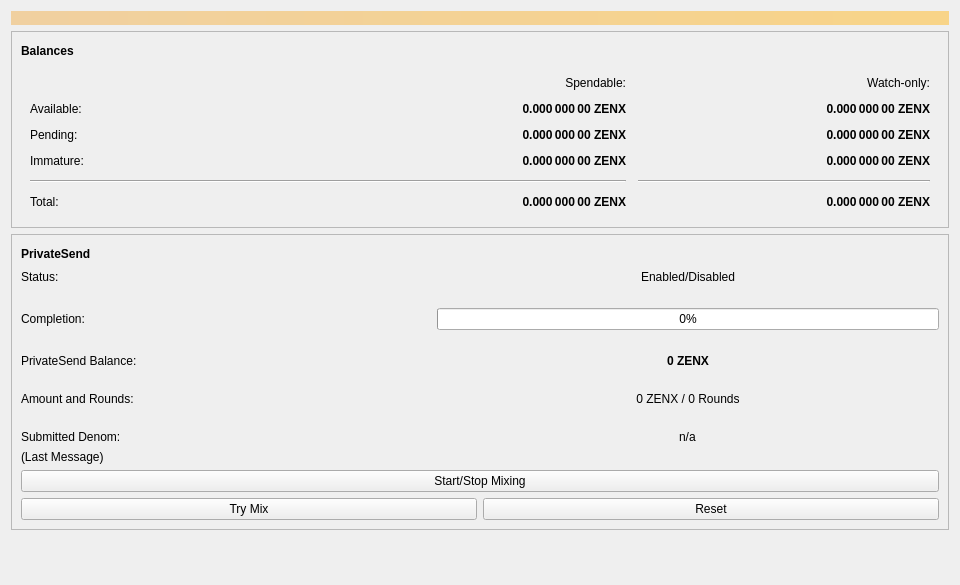
Before: the Qt Designer form src/qt/forms/privatesend.ui in zentoshi/zentoshi, drawn with Qt 5.
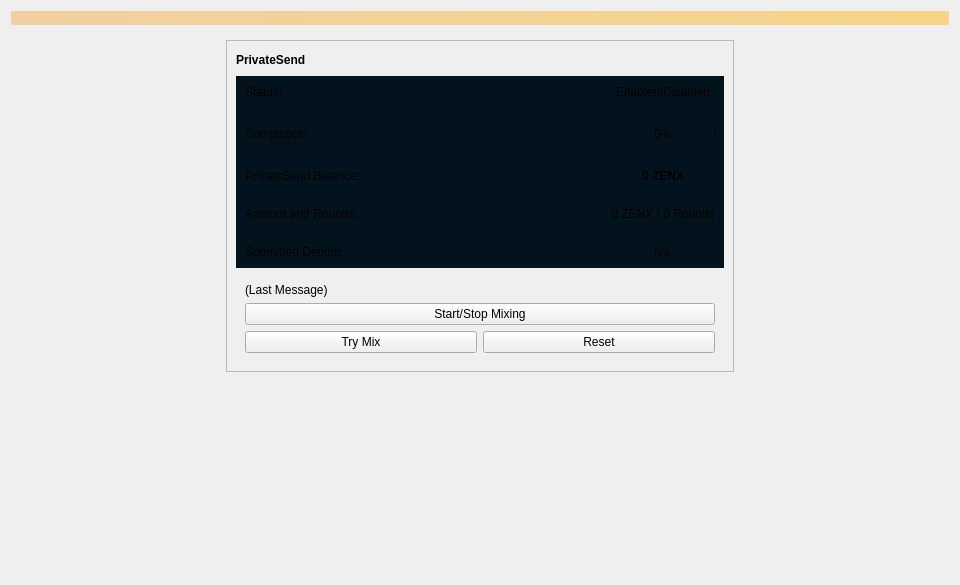
After: the same form once the commit is applied.

Commit message: Correct errors on privatesend/debug console pages.

What changed in the file:
```diff
--- a/src/qt/forms/privatesend.ui
+++ b/src/qt/forms/privatesend.ui
@@ -40,339 +40,18 @@
     </widget>
    </item>
    <item>
-    <layout class="QHBoxLayout" name="horizontalLayout" stretch="1">
+    <layout class="QHBoxLayout" name="horizontalLayout" stretch="0">
      <item>
+      <widget class="QWidget" name="overallWidget" native="true">
       <layout class="QVBoxLayout" name="verticalLayout_2">
-       <item>
-        <widget class="QFrame" name="frame">
-         <property name="frameShape">
-          <enum>QFrame::StyledPanel</enum>
-         </property>
-         <property name="frameShadow">
-          <enum>QFrame::Raised</enum>
-         </property>
-         <layout class="QVBoxLayout" name="verticalLayout_4">
-          <item>
-           <layout class="QHBoxLayout" name="horizontalLayout_4">
-            <item>
-             <widget class="QLabel" name="label_5">
-              <property name="font">
-               <font>
-                <weight>75</weight>
-                <bold>true</bold>
-               </font>
-              </property>
-              <property name="text">
-               <string>Balances</string>
-              </property>
-             </widget>
-            </item>
-            <item>
-             <spacer name="horizontalSpacer_3">
-              <property name="orientation">
-               <enum>Qt::Horizontal</enum>
-              </property>
-              <property name="sizeHint" stdset="0">
-               <size>
-                <width>40</width>
-                <height>20</height>
-               </size>
-              </property>
-             </spacer>
-            </item>
-           </layout>
-          </item>
-          <item>
-           <widget class="QFrame" name="frame">
-            <layout class="QGridLayout" name="gridLayout">
-             <property name="spacing">
-              <number>12</number>
-             </property>
-             <item row="3" column="1">
-              <widget class="QLabel" name="labelImmature">
-               <property name="font">
-                <font>
-                 <weight>75</weight>
-                 <bold>true</bold>
-                </font>
-               </property>
-               <property name="cursor">
-                <cursorShape>IBeamCursor</cursorShape>
-               </property>
-               <property name="toolTip">
-                <string>Mined balance that has not yet matured</string>
-               </property>
-               <property name="text">
-                <string notr="true">0.000 000 00 ZENX</string>
-               </property>
-               <property name="alignment">
-                <set>Qt::AlignRight|Qt::AlignTrailing|Qt::AlignVCenter</set>
-               </property>
-               <property name="textInteractionFlags">
-                <set>Qt::LinksAccessibleByMouse|Qt::TextSelectableByKeyboard|Qt::TextSelectableByMouse</set>
-               </property>
-              </widget>
-             </item>
-             <item row="2" column="0">
-              <widget class="QLabel" name="labelPendingText">
-               <property name="text">
-                <string>Pending:</string>
-               </property>
-              </widget>
-             </item>
-             <item row="5" column="2">
-              <widget class="QLabel" name="labelWatchTotal">
-               <property name="font">
-                <font>
-                 <weight>75</weight>
-                 <bold>true</bold>
-                </font>
-               </property>
-               <property name="cursor">
-                <cursorShape>IBeamCursor</cursorShape>
-               </property>
-               <property name="toolTip">
-                <string>Current total balance in watch-only addresses</string>
-               </property>
-               <property name="text">
-                <string notr="true">0.000 000 00 ZENX</string>
-               </property>
-               <property name="alignment">
-                <set>Qt::AlignRight|Qt::AlignTrailing|Qt::AlignVCenter</set>
-               </property>
-               <property name="textInteractionFlags">
-                <set>Qt::LinksAccessibleByMouse|Qt::TextSelectableByKeyboard|Qt::TextSelectableByMouse</set>
-               </property>
-              </widget>
-             </item>
-             <item row="5" column="0">
-              <widget class="QLabel" name="labelTotalText">
-               <property name="text">
-                <string>Total:</string>
-               </property>
-              </widget>
-             </item>
-             <item row="0" column="1">
-              <widget class="QLabel" name="labelSpendable">
-               <property name="text">
-                <string>Spendable:</string>
-               </property>
-               <property name="alignment">
-                <set>Qt::AlignRight|Qt::AlignTrailing|Qt::AlignVCenter</set>
-               </property>
-              </widget>
-             </item>
-             <item row="3" column="2">
-              <widget class="QLabel" name="labelWatchImmature">
-               <property name="font">
-                <font>
-                 <weight>75</weight>
-                 <bold>true</bold>
-                </font>
-               </property>
-               <property name="cursor">
-                <cursorShape>IBeamCursor</cursorShape>
-               </property>
-               <property name="toolTip">
-                <string>Mined balance in watch-only addresses that has not yet matured</string>
-               </property>
-               <property name="text">
-                <string notr="true">0.000 000 00 ZENX</string>
-               </property>
-               <property name="alignment">
-                <set>Qt::AlignRight|Qt::AlignTrailing|Qt::AlignVCenter</set>
-               </property>
-               <property name="textInteractionFlags">
-                <set>Qt::LinksAccessibleByMouse|Qt::TextSelectableByKeyboard|Qt::TextSelectableByMouse</set>
-               </property>
-              </widget>
-             </item>
-             <item row="2" column="2">
-              <widget class="QLabel" name="labelWatchPending">
-               <property name="font">
-                <font>
-                 <weight>75</weight>
-                 <bold>true</bold>
-                </font>
-               </property>
-               <property name="cursor">
-                <cursorShape>IBeamCursor</cursorShape>
-               </property>
-               <property name="toolTip">
-                <string>Unconfirmed transactions to watch-only addresses</string>
-               </property>
-               <property name="text">
-                <string notr="true">0.000 000 00 ZENX</string>
-               </property>
-               <property name="alignment">
-                <set>Qt::AlignRight|Qt::AlignTrailing|Qt::AlignVCenter</set>
-               </property>
-               <property name="textInteractionFlags">
-                <set>Qt::LinksAccessibleByMouse|Qt::TextSelectableByKeyboard|Qt::TextSelectableByMouse</set>
-               </property>
-              </widget>
-             </item>
-             <item row="2" column="1">
-              <widget class="QLabel" name="labelUnconfirmed">
-               <property name="font">
-                <font>
-                 <weight>75</weight>
-                 <bold>true</bold>
-                </font>
-               </property>
-               <property name="cursor">
-                <cursorShape>IBeamCursor</cursorShape>
-               </property>
-               <property name="toolTip">
-                <string>Total of transactions that have yet to be confirmed, and do not yet count toward the spendable balance</string>
-               </property>
-               <property name="text">
-                <string notr="true">0.000 000 00 ZENX</string>
-               </property>
-               <property name="alignment">
-                <set>Qt::AlignRight|Qt::AlignTrailing|Qt::AlignVCenter</set>
-               </property>
-               <property name="textInteractionFlags">
-                <set>Qt::LinksAccessibleByMouse|Qt::TextSelectableByKeyboard|Qt::TextSelectableByMouse</set>
-               </property>
-              </widget>
-             </item>
-             <item row="3" column="0">
-              <widget class="QLabel" name="labelImmatureText">
-               <property name="text">
-                <string>Immature:</string>
-               </property>
-              </widget>
-             </item>
-             <item row="1" column="2">
-              <widget class="QLabel" name="labelWatchAvailable">
-               <property name="font">
-                <font>
-                 <weight>75</weight>
-                 <bold>true</bold>
-                </font>
-               </property>
-               <property name="cursor">
-                <cursorShape>IBeamCursor</cursorShape>
-               </property>
-               <property name="toolTip">
-                <string>Your current balance in watch-only addresses</string>
-               </property>
-               <property name="text">
-                <string notr="true">0.000 000 00 ZENX</string>
-               </property>
-               <property name="alignment">
-                <set>Qt::AlignRight|Qt::AlignTrailing|Qt::AlignVCenter</set>
-               </property>
-               <property name="textInteractionFlags">
-                <set>Qt::LinksAccessibleByMouse|Qt::TextSelectableByKeyboard|Qt::TextSelectableByMouse</set>
-               </property>
-              </widget>
-             </item>
-             <item row="5" column="1">
-              <widget class="QLabel" name="labelTotal">
-               <property name="font">
-                <font>
-                 <weight>75</weight>
-                 <bold>true</bold>
-                </font>
-               </property>
-               <property name="cursor">
-                <cursorShape>IBeamCursor</cursorShape>
-               </property>
-               <property name="toolTip">
-                <string>Your current total balance</string>
-               </property>
-               <property name="text">
-                <string notr="true">0.000 000 00 ZENX</string>
-               </property>
-               <property name="alignment">
-                <set>Qt::AlignRight|Qt::AlignTrailing|Qt::AlignVCenter</set>
-               </property>
-               <property name="textInteractionFlags">
-                <set>Qt::LinksAccessibleByMouse|Qt::TextSelectableByKeyboard|Qt::TextSelectableByMouse</set>
-               </property>
-              </widget>
-             </item>
-             <item row="4" column="2">
-              <widget class="Line" name="lineWatchBalance">
-               <property name="sizePolicy">
-                <sizepolicy hsizetype="Preferred" vsizetype="Fixed">
-                 <horstretch>0</horstretch>
-                 <verstretch>0</verstretch>
-                </sizepolicy>
-               </property>
-               <property name="minimumSize">
-                <size>
-                 <width>140</width>
-                 <height>0</height>
-                </size>
-               </property>
-               <property name="orientation">
-                <enum>Qt::Horizontal</enum>
-               </property>
-              </widget>
-             </item>
-             <item row="1" column="0">
-              <widget class="QLabel" name="labelBalanceText">
-               <property name="text">
-                <string>Available:</string>
-               </property>
-              </widget>
-             </item>
-             <item row="1" column="1">
-              <widget class="QLabel" name="labelBalance">
-               <property name="font">
-                <font>
-                 <weight>75</weight>
-                 <bold>true</bold>
-                </font>
-               </property>
-               <property name="cursor">
-                <cursorShape>IBeamCursor</cursorShape>
-               </property>
-               <property name="toolTip">
-                <string>Your current spendable balance</string>
-               </property>
-               <property name="text">
-                <string notr="true">0.000 000 00 ZENX</string>
-               </property>
-               <property name="alignment">
-                <set>Qt::AlignRight|Qt::AlignTrailing|Qt::AlignVCenter</set>
-               </property>
-               <property name="textInteractionFlags">
-                <set>Qt::LinksAccessibleByMouse|Qt::TextSelectableByKeyboard|Qt::TextSelectableByMouse</set>
-               </property>
-              </widget>
-             </item>
-             <item row="4" column="0" colspan="2">
-              <widget class="Line" name="lineSpendableBalance">
-               <property name="orientation">
-                <enum>Qt::Horizontal</enum>
-               </property>
-              </widget>
-             </item>
-             <item row="0" column="2">
-              <widget class="QLabel" name="labelWatchonly">
-               <property name="text">
-                <string>Watch-only:</string>
-               </property>
-               <property name="alignment">
-                <set>Qt::AlignRight|Qt::AlignTrailing|Qt::AlignVCenter</set>
-               </property>
-              </widget>
-             </item>
-            </layout>
-           </widget>
-          </item>
-         </layout>
-        </widget>
-       </item>
-       <item>
+        <item alignment="Qt::AlignHCenter">
         <widget class="QFrame" name="framePrivateSend">
          <property name="layoutDirection">
           <enum>Qt::LeftToRight</enum>
          </property>
+          <property name="styleSheet">
+           <string notr="true"/>
+          </property>
          <property name="frameShape">
           <enum>QFrame::StyledPanel</enum>
          </property>
@@ -410,13 +89,91 @@
             </item>
            </layout>
           </item>
+           <item row="2" column="0">
+            <widget class="QFrame" name="frame2">
+             <layout class="QVBoxLayout" name="VerticalLayout_PS">
+              <property name="sizeConstraint">
+               <enum>QLayout::SetDefaultConstraint</enum>
+              </property>
+              <item>
+               <widget class="QLabel" name="labelPrivateSendLastMessage">
+                <property name="text">
+                 <string>(Last Message)</string>
+                </property>
+                <property name="alignment">
+                 <set>Qt::AlignLeading|Qt::AlignLeft|Qt::AlignTop</set>
+                </property>
+                <property name="wordWrap">
+                 <bool>true</bool>
+                </property>
+               </widget>
+              </item>
+              <item>
+               <widget class="QPushButton" name="togglePrivateSend">
+                <property name="sizePolicy">
+                 <sizepolicy hsizetype="MinimumExpanding" vsizetype="Fixed">
+                  <horstretch>0</horstretch>
+                  <verstretch>0</verstretch>
+                 </sizepolicy>
+                </property>
+                <property name="text">
+                 <string>Start/Stop Mixing</string>
+                </property>
+               </widget>
+              </item>
+              <item>
+               <layout class="QHBoxLayout" name="horizontalLayout_debugbuttons">
+                <item>
+                 <widget class="QPushButton" name="privateSendAuto">
+                  <property name="sizePolicy">
+                   <sizepolicy hsizetype="MinimumExpanding" vsizetype="Fixed">
+                    <horstretch>0</horstretch>
+                    <verstretch>0</verstretch>
+                   </sizepolicy>
+                  </property>
+                  <property name="toolTip">
+                   <string>Try to manually submit a PrivateSend request.</string>
+                  </property>
+                  <property name="text">
+                   <string>Try Mix</string>
+                  </property>
+                 </widget>
+                </item>
+                <item>
+                 <widget class="QPushButton" name="privateSendReset">
+                  <property name="sizePolicy">
+                   <sizepolicy hsizetype="MinimumExpanding" vsizetype="Fixed">
+                    <horstretch>0</horstretch>
+                    <verstretch>0</verstretch>
+                   </sizepolicy>
+                  </property>
+                  <property name="toolTip">
+                   <string>Reset the current status of PrivateSend (can interrupt PrivateSend if it's in the process of Mixing, which can cost you money!)</string>
+                  </property>
+                  <property name="autoFillBackground">
+                   <bool>false</bool>
+                  </property>
+                  <property name="text">
+                   <string>Reset</string>
+                  </property>
+                 </widget>
+                </item>
+               </layout>
+              </item>
+             </layout>
+            </widget>
+           </item>
           <item row="1" column="0">
+            <widget class="QFrame" name="">
+             <property name="styleSheet">
+              <string notr="true">background-color: rgb(3, 19, 30);</string>
+             </property>
            <layout class="QGridLayout" name="gridLayout_3">
             <property name="sizeConstraint">
              <enum>QLayout::SetMaximumSize</enum>
             </property>
             <property name="horizontalSpacing">
-             <number>300</number>
+               <number>250</number>
             </property>
             <property name="verticalSpacing">
              <number>24</number>
@@ -501,6 +258,12 @@
             </item>
             <item row="1" column="1">
              <widget class="QProgressBar" name="privateSendProgress">
+                <property name="minimumSize">
+                 <size>
+                  <width>0</width>
+                  <height>0</height>
+                 </size>
+                </property>
               <property name="maximumSize">
                <size>
                 <width>600</width>
@@ -543,81 +306,15 @@
              </widget>
             </item>
            </layout>
-          </item>
-          <item row="2" column="0">
-           <layout class="QVBoxLayout" name="VerticalLayout_PS">
-            <property name="sizeConstraint">
-             <enum>QLayout::SetDefaultConstraint</enum>
-            </property>
-            <item>
-             <widget class="QLabel" name="labelPrivateSendLastMessage">
-              <property name="text">
-               <string>(Last Message)</string>
-              </property>
-              <property name="alignment">
-               <set>Qt::AlignLeading|Qt::AlignLeft|Qt::AlignTop</set>
-              </property>
-              <property name="wordWrap">
-               <bool>true</bool>
-              </property>
-             </widget>
-            </item>
-            <item>
-             <widget class="QPushButton" name="togglePrivateSend">
-              <property name="sizePolicy">
-               <sizepolicy hsizetype="MinimumExpanding" vsizetype="Fixed">
-                <horstretch>0</horstretch>
-                <verstretch>0</verstretch>
-               </sizepolicy>
-              </property>
-              <property name="text">
-               <string>Start/Stop Mixing</string>
-              </property>
-             </widget>
-            </item>
-            <item>
-             <layout class="QHBoxLayout" name="horizontalLayout_debugbuttons">
-              <item>
-               <widget class="QPushButton" name="privateSendAuto">
-                <property name="sizePolicy">
-                 <sizepolicy hsizetype="MinimumExpanding" vsizetype="Fixed">
-                  <horstretch>0</horstretch>
-                  <verstretch>0</verstretch>
-                 </sizepolicy>
-                </property>
-                <property name="toolTip">
-                 <string>Try to manually submit a PrivateSend request.</string>
-                </property>
-                <property name="text">
-                 <string>Try Mix</string>
-                </property>
-               </widget>
-              </item>
-              <item>
-               <widget class="QPushButton" name="privateSendReset">
-                <property name="sizePolicy">
-                 <sizepolicy hsizetype="MinimumExpanding" vsizetype="Fixed">
-                  <horstretch>0</horstretch>
-                  <verstretch>0</verstretch>
-                 </sizepolicy>
-                </property>
-                <property name="toolTip">
-                 <string>Reset the current status of PrivateSend (can interrupt PrivateSend if it's in the process of Mixing, which can cost you money!)</string>
-                </property>
-                <property name="autoFillBackground">
-                 <bool>false</bool>
-                </property>
-                <property name="text">
-                 <string>Reset</string>
-                </property>
-               </widget>
-              </item>
-             </layout>
-            </item>
-           </layout>
-          </item>
-         </layout>
-        </widget>
+            </widget>
+           </item>
+          </layout>
+         </widget>
+        </item>
+       </layout>
+      </widget>
+     </item>
+    </layout>
        </item>
        <item>
         <spacer name="verticalSpacer">
@@ -631,10 +328,6 @@
           </size>
          </property>
         </spacer>
-       </item>
-      </layout>
-     </item>
-    </layout>
    </item>
   </layout>
  </widget>
```
Lines whose indentation alone changed are shown as unchanged. The commit also changes 3 other files.
